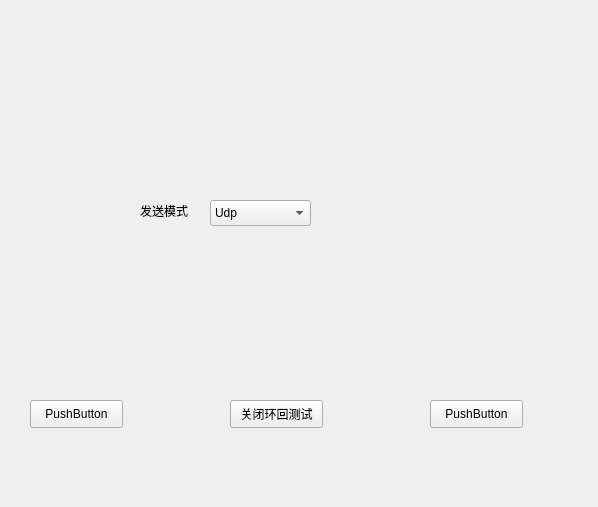
Before: the Qt Designer form temperature_client/mywidget.ui in gloriousmind/temperature_monitor_extension, drawn with Qt 5.
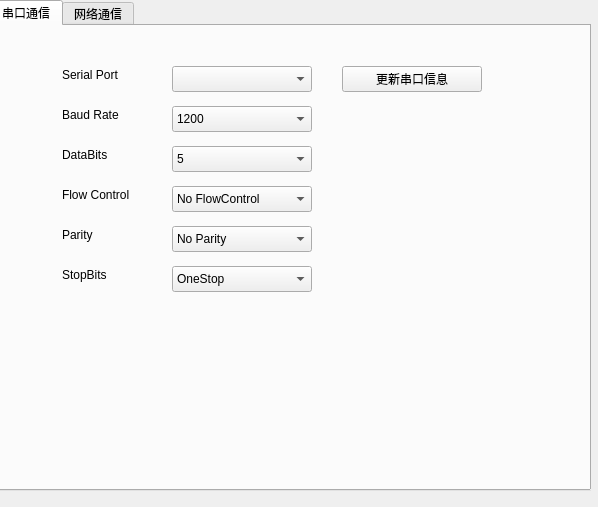
After: the same form once the commit is applied.

Patch:
```diff
--- a/temperature_client/mywidget.ui
+++ b/temperature_client/mywidget.ui
@@ -13,86 +13,375 @@
   <property name="windowTitle">
    <string>MyWidget</string>
   </property>
-  <widget class="QPushButton" name="singleshot_button">
+  <widget class="QTabWidget" name="tabWidget">
    <property name="geometry">
     <rect>
-     <x>430</x>
-     <y>400</y>
-     <width>93</width>
-     <height>28</height>
+     <x>-10</x>
+     <y>0</y>
+     <width>601</width>
+     <height>491</height>
     </rect>
    </property>
-   <property name="text">
-    <string>PushButton</string>
+   <property name="currentIndex">
+    <number>0</number>
    </property>
-  </widget>
-  <widget class="QPushButton" name="automode_button">
-   <property name="geometry">
-    <rect>
-     <x>30</x>
-     <y>400</y>
-     <width>93</width>
-     <height>28</height>
-    </rect>
-   </property>
-   <property name="text">
-    <string>PushButton</string>
-   </property>
-  </widget>
-  <widget class="QComboBox" name="comboBox">
-   <property name="geometry">
-    <rect>
-     <x>210</x>
-     <y>200</y>
-     <width>101</width>
-     <height>26</height>
-    </rect>
-   </property>
-   <property name="acceptDrops">
-    <bool>false</bool>
-   </property>
-   <property name="sizeAdjustPolicy">
-    <enum>QComboBox::SizeAdjustPolicy::AdjustToContentsOnFirstShow</enum>
-   </property>
-   <property name="placeholderText">
-    <string/>
-   </property>
-   <item>
-    <property name="text">
-     <string>Udp</string>
-    </property>
-   </item>
-   <item>
-    <property name="text">
-     <string>Tcp</string>
-    </property>
-   </item>
-  </widget>
-  <widget class="QLabel" name="label">
-   <property name="geometry">
-    <rect>
-     <x>140</x>
-     <y>202</y>
-     <width>66</width>
-     <height>18</height>
-    </rect>
-   </property>
-   <property name="text">
-    <string>发送模式</string>
-   </property>
-  </widget>
-  <widget class="QPushButton" name="loopback_button">
-   <property name="geometry">
-    <rect>
-     <x>230</x>
-     <y>400</y>
-     <width>93</width>
-     <height>28</height>
-    </rect>
-   </property>
-   <property name="text">
-    <string>关闭环回测试</string>
-   </property>
+   <widget class="QWidget" name="tab">
+    <attribute name="title">
+     <string>串口通信</string>
+    </attribute>
+    <widget class="QLabel" name="label_2">
+     <property name="geometry">
+      <rect>
+       <x>70</x>
+       <y>40</y>
+       <width>85</width>
+       <height>18</height>
+      </rect>
+     </property>
+     <property name="text">
+      <string>Serial Port</string>
+     </property>
+    </widget>
+    <widget class="QComboBox" name="SerialPort_box">
+     <property name="geometry">
+      <rect>
+       <x>180</x>
+       <y>40</y>
+       <width>140</width>
+       <height>26</height>
+      </rect>
+     </property>
+    </widget>
+    <widget class="QLabel" name="label_5">
+     <property name="geometry">
+      <rect>
+       <x>70</x>
+       <y>80</y>
+       <width>85</width>
+       <height>18</height>
+      </rect>
+     </property>
+     <property name="text">
+      <string>Baud Rate</string>
+     </property>
+    </widget>
+    <widget class="QLabel" name="label_6">
+     <property name="geometry">
+      <rect>
+       <x>70</x>
+       <y>160</y>
+       <width>85</width>
+       <height>18</height>
+      </rect>
+     </property>
+     <property name="text">
+      <string>Flow Control</string>
+     </property>
+    </widget>
+    <widget class="QLabel" name="label_7">
+     <property name="geometry">
+      <rect>
+       <x>70</x>
+       <y>200</y>
+       <width>85</width>
+       <height>18</height>
+      </rect>
+     </property>
+     <property name="text">
+      <string>Parity</string>
+     </property>
+    </widget>
+    <widget class="QLabel" name="label_8">
+     <property name="geometry">
+      <rect>
+       <x>70</x>
+       <y>240</y>
+       <width>85</width>
+       <height>18</height>
+      </rect>
+     </property>
+     <property name="text">
+      <string>StopBits</string>
+     </property>
+    </widget>
+    <widget class="QComboBox" name="BaudRate_box">
+     <property name="geometry">
+      <rect>
+       <x>180</x>
+       <y>80</y>
+       <width>140</width>
+       <height>26</height>
+      </rect>
+     </property>
+     <item>
+      <property name="text">
+       <string>1200</string>
+      </property>
+     </item>
+     <item>
+      <property name="text">
+       <string>2400</string>
+      </property>
+     </item>
+     <item>
+      <property name="text">
+       <string>4800</string>
+      </property>
+     </item>
+     <item>
+      <property name="text">
+       <string>9600</string>
+      </property>
+     </item>
+     <item>
+      <property name="text">
+       <string>19200</string>
+      </property>
+     </item>
+     <item>
+      <property name="text">
+       <string>38400</string>
+      </property>
+     </item>
+     <item>
+      <property name="text">
+       <string>57600</string>
+      </property>
+     </item>
+     <item>
+      <property name="text">
+       <string>115200</string>
+      </property>
+     </item>
+    </widget>
+    <widget class="QComboBox" name="FlowControl_box">
+     <property name="geometry">
+      <rect>
+       <x>180</x>
+       <y>160</y>
+       <width>140</width>
+       <height>26</height>
+      </rect>
+     </property>
+     <item>
+      <property name="text">
+       <string>No FlowControl</string>
+      </property>
+     </item>
+     <item>
+      <property name="text">
+       <string>Hardware FlowControl</string>
+      </property>
+     </item>
+     <item>
+      <property name="text">
+       <string>Software FlowControl</string>
+      </property>
+     </item>
+    </widget>
+    <widget class="QComboBox" name="Parity_box">
+     <property name="geometry">
+      <rect>
+       <x>180</x>
+       <y>200</y>
+       <width>140</width>
+       <height>26</height>
+      </rect>
+     </property>
+     <item>
+      <property name="text">
+       <string>No Parity</string>
+      </property>
+     </item>
+     <item>
+      <property name="text">
+       <string>Even Parity</string>
+      </property>
+     </item>
+     <item>
+      <property name="text">
+       <string>Odd Parity</string>
+      </property>
+     </item>
+     <item>
+      <property name="text">
+       <string>Space Parity</string>
+      </property>
+     </item>
+     <item>
+      <property name="text">
+       <string>Mark Parity</string>
+      </property>
+     </item>
+    </widget>
+    <widget class="QComboBox" name="StopBits_box">
+     <property name="geometry">
+      <rect>
+       <x>180</x>
+       <y>240</y>
+       <width>140</width>
+       <height>26</height>
+      </rect>
+     </property>
+     <item>
+      <property name="text">
+       <string>OneStop</string>
+      </property>
+     </item>
+     <item>
+      <property name="text">
+       <string>OneAndHalfStop</string>
+      </property>
+     </item>
+     <item>
+      <property name="text">
+       <string>TwoStop</string>
+      </property>
+     </item>
+    </widget>
+    <widget class="QLabel" name="label_9">
+     <property name="geometry">
+      <rect>
+       <x>70</x>
+       <y>120</y>
+       <width>85</width>
+       <height>18</height>
+      </rect>
+     </property>
+     <property name="text">
+      <string>DataBits</string>
+     </property>
+    </widget>
+    <widget class="QComboBox" name="DataBits_box">
+     <property name="geometry">
+      <rect>
+       <x>180</x>
+       <y>120</y>
+       <width>140</width>
+       <height>26</height>
+      </rect>
+     </property>
+     <item>
+      <property name="text">
+       <string>5</string>
+      </property>
+     </item>
+     <item>
+      <property name="text">
+       <string>6</string>
+      </property>
+     </item>
+     <item>
+      <property name="text">
+       <string>7</string>
+      </property>
+     </item>
+     <item>
+      <property name="text">
+       <string>8</string>
+      </property>
+     </item>
+    </widget>
+    <widget class="QPushButton" name="update_serialPort_button">
+     <property name="geometry">
+      <rect>
+       <x>350</x>
+       <y>40</y>
+       <width>140</width>
+       <height>26</height>
+      </rect>
+     </property>
+     <property name="text">
+      <string>更新串口信息</string>
+     </property>
+    </widget>
+   </widget>
+   <widget class="QWidget" name="tab_2">
+    <attribute name="title">
+     <string>网络通信</string>
+    </attribute>
+    <widget class="QLabel" name="label">
+     <property name="geometry">
+      <rect>
+       <x>180</x>
+       <y>150</y>
+       <width>66</width>
+       <height>18</height>
+      </rect>
+     </property>
+     <property name="text">
+      <string>发送模式</string>
+     </property>
+    </widget>
+    <widget class="QPushButton" name="loopback_button">
+     <property name="geometry">
+      <rect>
+       <x>260</x>
+       <y>270</y>
+       <width>93</width>
+       <height>28</height>
+      </rect>
+     </property>
+     <property name="text">
+      <string>关闭环回测试</string>
+     </property>
+    </widget>
+    <widget class="QPushButton" name="singleshot_button">
+     <property name="geometry">
+      <rect>
+       <x>460</x>
+       <y>270</y>
+       <width>93</width>
+       <height>28</height>
+      </rect>
+     </property>
+     <property name="text">
+      <string>单词发送</string>
+     </property>
+    </widget>
+    <widget class="QPushButton" name="automode_button">
+     <property name="geometry">
+      <rect>
+       <x>60</x>
+       <y>270</y>
+       <width>93</width>
+       <height>28</height>
+      </rect>
+     </property>
+     <property name="text">
+      <string>自动发送</string>
+     </property>
+    </widget>
+    <widget class="QComboBox" name="comboBox">
+     <property name="geometry">
+      <rect>
+       <x>250</x>
+       <y>150</y>
+       <width>101</width>
+       <height>26</height>
+      </rect>
+     </property>
+     <property name="acceptDrops">
+      <bool>false</bool>
+     </property>
+     <property name="sizeAdjustPolicy">
+      <enum>QComboBox::SizeAdjustPolicy::AdjustToContentsOnFirstShow</enum>
+     </property>
+     <property name="placeholderText">
+      <string/>
+     </property>
+     <item>
+      <property name="text">
+       <string>Udp</string>
+      </property>
+     </item>
+     <item>
+      <property name="text">
+       <string>Tcp</string>
+      </property>
+     </item>
+    </widget>
+   </widget>
   </widget>
  </widget>
  <resources/>
```
